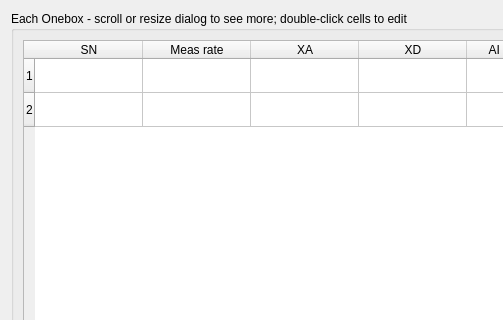
Above: Forms/ObxTab.ui from billkarsh/SpikeGLX before the change; both pictures show x 0 to 503 and y 0 to 320 of the 812 by 628 pixel window. Below: the same form after it.
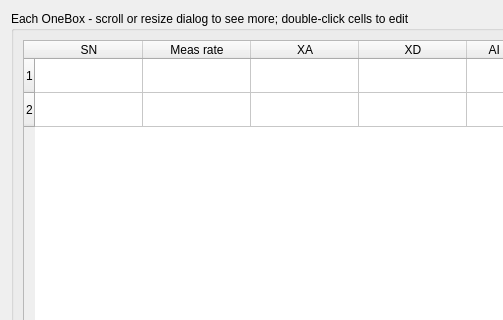
That is the form after the change.

Patch:
```diff
--- a/Forms/ObxTab.ui
+++ b/Forms/ObxTab.ui
@@ -23,7 +23,7 @@
       </sizepolicy>
      </property>
      <property name="title">
-      <string>Each Onebox - scroll or resize dialog to see more; double-click cells to edit</string>
+      <string>Each OneBox - scroll or resize dialog to see more; double-click cells to edit</string>
      </property>
      <layout class="QGridLayout" name="gridLayout_7">
       <item row="0" column="0" colspan="2">
```
